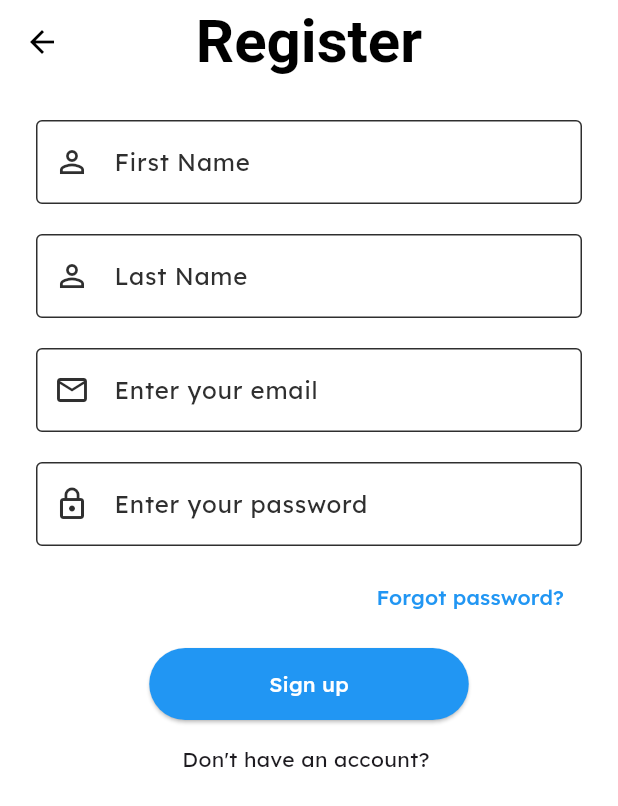
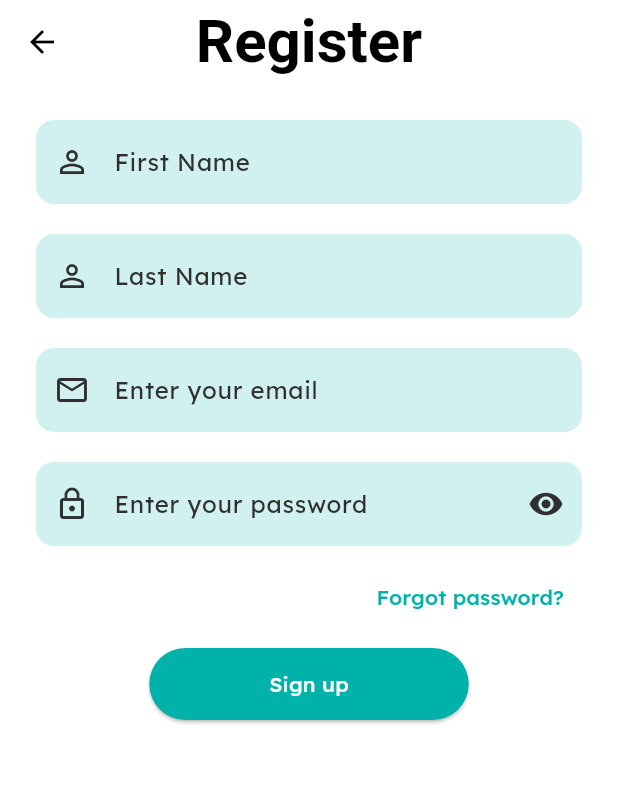
Before and after one commit to JonatanLindh/MediCall, a Flutter app: the RegisterScreen screen opened by its route, on a phone screen of 412 x 824 dp. Shown: the top 806 px of the screen. Run offline on Flutter 3.47's test engine with Material 3 defaults, Android fonts, the phone set to English and light mode, and no system bars; our stand-ins replace bloc, equatable, flutter_bloc, flutter_hooks, geolocator, go_router and 1 more; missing offline and left inert: flutter_webrtc, livekit_client.

Commit message:
New register screen

```diff
--- a/app/lib/app/routes.dart
+++ b/app/lib/app/routes.dart
@@ -19,7 +19,7 @@ final GlobalKey<NavigatorState> shellNavigatorKey = GlobalKey<NavigatorState>();
 // Don't have to touch to add routes, `$appRoutes` will be regenerated
 final GoRouter router = GoRouter(
   navigatorKey: rootNavigatorKey,
-  initialLocation: '/patient/timeline',
+  initialLocation: '/login',
   routes: $appRoutes,
 );
 
--- a/app/lib/contants/colorscheme.dart
+++ b/app/lib/contants/colorscheme.dart
@@ -3,7 +3,7 @@ import 'package:flutter/material.dart';
 const colorScheme = ColorScheme(
   brightness: Brightness.light,
   primary: Color(0xFF00B2A9),
-  onPrimary: Colors.black,
+  onPrimary: Colors.white,
   secondary: Color.fromARGB(255, 255, 195, 201),
   onSecondary: Color.fromARGB(255, 47, 47, 47),
   error: Color(0xEFFF103D),
--- a/app/lib/screens/patient/login/view/login_screen.dart
+++ b/app/lib/screens/patient/login/view/login_screen.dart
@@ -1,4 +1,5 @@
 import 'package:flutter/material.dart';
+import 'package:flutter/services.dart';
 import 'package:flutter_bloc/flutter_bloc.dart';
 import 'package:medicall/app/routes.dart';
 import 'package:medicall/contants/colorscheme.dart';
@@ -72,6 +73,7 @@ class _LoginScreenState extends State<LoginScreen> {
                   InputField(
                     hintText: 'Enter your password',
                     prefixIcon: const Icon(Icons.key),
+                    keyboardType: TextInputType.text,
                     suffixIcon: IconButton(
                       icon: Icon(
                         _obscurePassword
@@ -135,7 +137,9 @@ class InputField extends StatelessWidget {
     this.validator,
     this.suffixIcon,
     this.prefixIcon,
+    this.controller,
     this.obscureText = false,
+    this.keyboardType = TextInputType.emailAddress,
     super.key,
   });
   final String hintText;
@@ -144,9 +148,12 @@ class InputField extends StatelessWidget {
   final Widget? suffixIcon;
   final Widget? prefixIcon;
   final bool obscureText;
+  final TextInputType keyboardType;
+  final TextEditingController? controller;
   @override
   Widget build(BuildContext context) {
     return TextFormField(
+      controller: controller,
       decoration: InputDecoration(
         fillColor: Theme.of(context).colorScheme.primary.withAlpha(0x2F),
         filled: true,
@@ -158,7 +165,7 @@ class InputField extends StatelessWidget {
         ),
         suffixIcon: suffixIcon,
       ),
-      keyboardType: TextInputType.emailAddress,
+      keyboardType: keyboardType,
       validator: validator,
       onSaved: onSaved,
       obscureText: obscureText,
--- a/app/lib/screens/patient/login/view/register_screen.dart
+++ b/app/lib/screens/patient/login/view/register_screen.dart
@@ -3,6 +3,7 @@ import 'package:flutter_bloc/flutter_bloc.dart';
 import 'package:flutter_hooks/flutter_hooks.dart';
 import 'package:medicall/app/routes.dart';
 import 'package:medicall/screens/patient/login/bloc/login_bloc.dart';
+import 'package:medicall/screens/patient/login/view/login_screen.dart';
 
 class RegisterScreen extends HookWidget {
   RegisterScreen({super.key});
@@ -11,6 +12,7 @@ class RegisterScreen extends HookWidget {
 
   @override
   Widget build(BuildContext context) {
+    final obscurePassword = useState(false);
     final emailController = useTextEditingController();
     final passwordController = useTextEditingController();
     final firstNameController = useTextEditingController();
@@ -55,60 +57,58 @@ class RegisterScreen extends HookWidget {
               key: _formKey,
               child: Column(
                 children: [
-                  TextFormField(
+                  InputField(
                     controller: firstNameController,
-                    decoration: const InputDecoration(
-                      hintText: 'First Name',
-                      prefixIcon: Icon(Icons.person_outline),
-                      border: OutlineInputBorder(),
-                    ),
+                    hintText: 'First Name',
+                    prefixIcon: const Icon(Icons.person_outline),
                     keyboardType: TextInputType.name,
                   ),
                   const SizedBox(height: 20),
-                  TextFormField(
+                  InputField(
                     controller: lastNameController,
-                    decoration: const InputDecoration(
-                      hintText: 'Last Name',
-                      prefixIcon: Icon(Icons.person_outline),
-                      border: OutlineInputBorder(),
-                    ),
+                    hintText: 'Last Name',
+                    prefixIcon: const Icon(Icons.person_outline),
                     keyboardType: TextInputType.name,
                   ),
                   const SizedBox(height: 20),
-                  TextFormField(
+                  InputField(
                     controller: emailController,
-                    decoration: const InputDecoration(
-                      hintText: 'Enter your email',
-                      prefixIcon: Icon(Icons.email_outlined),
-                      border: OutlineInputBorder(),
-                    ),
-                    keyboardType: TextInputType.emailAddress,
+                    hintText: 'Enter your email',
+                    prefixIcon: const Icon(Icons.email_outlined),
                     validator: (value) =>
                         (value == null || !value.contains('@'))
                             ? 'Enter a valid email'
                             : null,
                   ),
                   const SizedBox(height: 20),
-                  TextFormField(
+                  InputField(
                     controller: passwordController,
                     keyboardType: TextInputType.visiblePassword,
-                    decoration: const InputDecoration(
-                      hintText: 'Enter your password',
-                      prefixIcon: Icon(Icons.lock_outline),
-                      border: OutlineInputBorder(),
-                    ),
+                    prefixIcon: const Icon(Icons.lock_outline),
+                    hintText: 'Enter your password',
                     validator: (value) => (value == null || value.length < 6)
                         ? 'Minimum 6 characters'
                         : null,
+                    obscureText: obscurePassword.value,
+                    suffixIcon: IconButton(
+                      icon: Icon(
+                        obscurePassword.value
+                            ? Icons.visibility_off
+                            : Icons.visibility,
+                      ),
+                      onPressed: () {
+                        obscurePassword.value = !obscurePassword.value;
+                      },
+                    ),
                   ),
                   const SizedBox(height: 10),
                   Align(
                     alignment: Alignment.centerRight,
                     child: TextButton(
                       onPressed: () {},
-                      child: const Text(
+                      child: Text(
                         'Forgot password?',
-                        style: TextStyle(color: Colors.blue),
+                        style: TextStyle(color: Theme.of(context).primaryColor),
                       ),
                     ),
                   ),
@@ -123,11 +123,6 @@ class RegisterScreen extends HookWidget {
                         return SubmitButton(onSubmit: submit);
                       }
                     },
-                  ),
-                  const SizedBox(height: 16),
-                  const Text(
-                    "Don't have an account? ",
-                    style: TextStyle(fontSize: 14),
                   ),
                 ],
               ),
@@ -148,7 +143,7 @@ class SubmitButton extends StatelessWidget {
     return ElevatedButton(
       onPressed: () => onSubmit(context),
       style: ElevatedButton.styleFrom(
-        backgroundColor: Colors.blue,
+        backgroundColor: Theme.of(context).primaryColor,
         foregroundColor: Colors.white,
         padding: const EdgeInsets.symmetric(
           horizontal: 80,
```
